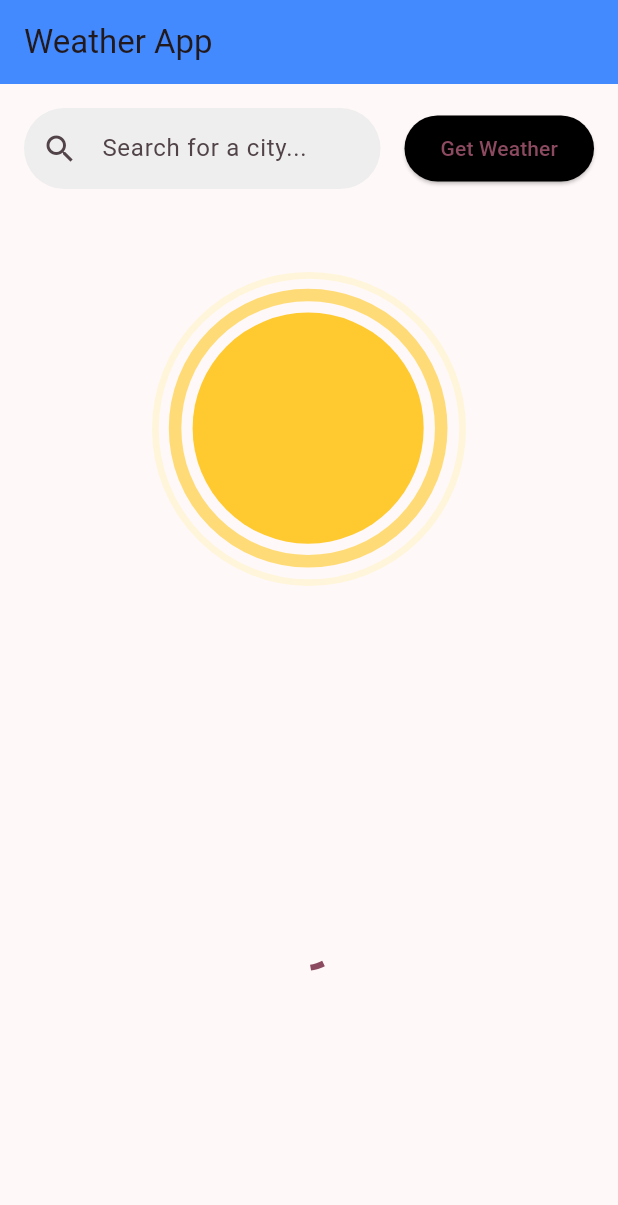
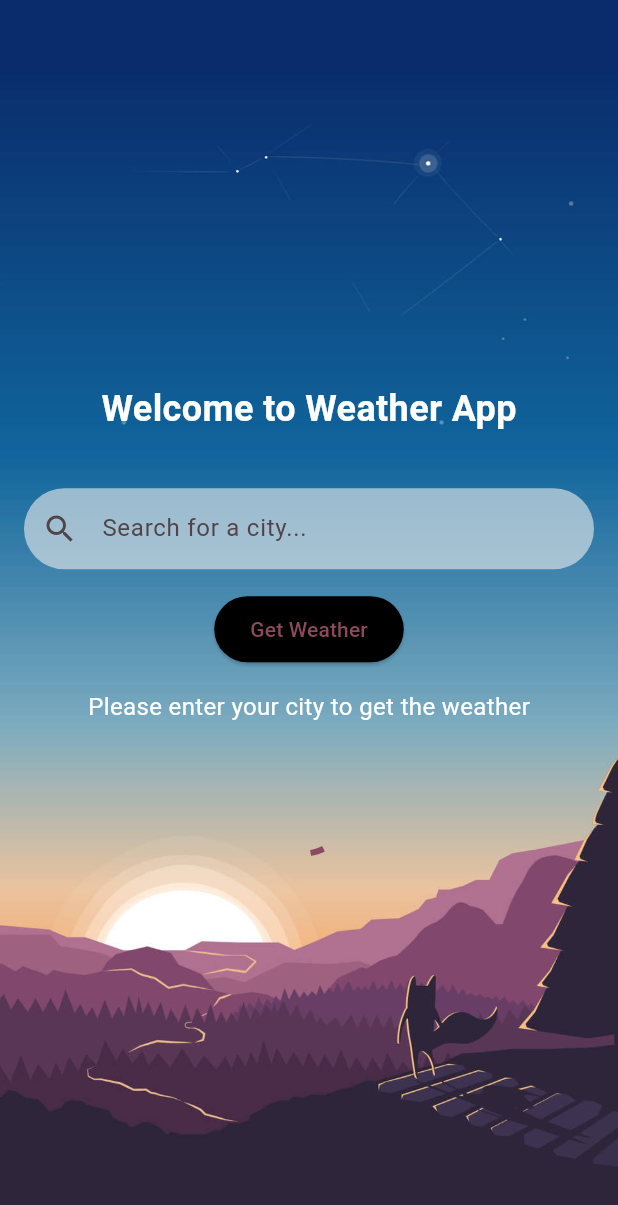
Before and after one commit to yyuvraj54/WA_Flutter, a Flutter app: the screen it shows after launch, on a phone screen of 412 x 824 dp. Shown: the top 1205 px of the screen. Run offline on Flutter 3.47's test engine with Material 3 defaults, Android fonts, the phone set to English and light mode, and no system bars; our stand-ins replace geocoding, geolocator, lottie.

Commit message:
New Details Screen added , dynamic weather icon

```diff
--- a/lib/src/Screens/home_screen.dart
+++ b/lib/src/Screens/home_screen.dart
@@ -33,7 +33,8 @@ class _HomeState extends State<Home> {
       // Navigate to details screen when weather is fetched successfully
       Navigator.push(
         context,
-        MaterialPageRoute(builder: (context) => WeatherDetailsScreen(weather: weather)),
+        MaterialPageRoute(
+            builder: (context) => WeatherDetailsScreen(weather: weather)),
       );
     } catch (e) {
       print(e);
@@ -52,12 +53,28 @@ class _HomeState extends State<Home> {
   @override
   Widget build(BuildContext context) {
     return Scaffold(
-      appBar: AppBar(
-        title: Text('Weather App'),
-        backgroundColor: Colors.blueAccent,
+      backgroundColor: Colors.transparent, // Make scaffold background transparent
+      body: Container(
+        decoration: BoxDecoration(
+          image: DecorationImage(
+            image: AssetImage("assets/back.jpg"), // Replace with your image path
+            fit: BoxFit.cover,
           ),
-      body: Column(
+        ),
+        child: Center(
+          child: Column(
+            mainAxisAlignment: MainAxisAlignment.center,
             children: [
+              SizedBox(height: 50.0), // Adjust spacing for the title
+              Text(
+                "Welcome to Weather App",
+                style: TextStyle(
+                  fontSize: 24,
+                  fontWeight: FontWeight.bold,
+                  color: Colors.white,
+                ),
+              ),
+              SizedBox(height: 20.0), // Adjust spacing between title and input fields
               Padding(
                 padding: const EdgeInsets.all(16.0),
                 child: Row(
@@ -73,61 +90,45 @@ class _HomeState extends State<Home> {
                             borderSide: BorderSide.none,
                           ),
                           filled: true,
-                      fillColor: Colors.grey[200],
+                          fillColor: Colors.grey[200]?.withOpacity(0.6), // Adjust opacity if needed
                           contentPadding: EdgeInsets.symmetric(vertical: 15.0),
-                    ),
-                  ),
-                ),
-                SizedBox(width: 16.0),
-                ElevatedButton(
-                  onPressed: _fetchWeather,
-                  child: Text('Get Weather'),
-                  style: ElevatedButton.styleFrom(
-                    backgroundColor: Colors.black,
-                    padding: EdgeInsets.symmetric(
-                        horizontal: 24.0, vertical: 12.0),
-                    shape: RoundedRectangleBorder(
-                      borderRadius: BorderRadius.circular(30.0),
                         ),
                       ),
                     ),
                   ],
                 ),
               ),
-          Center(
-            child: Padding(
-              padding: const EdgeInsets.all(16.0),
-              child: Lottie.asset('assets/sun.json'),
+              ElevatedButton(
+                onPressed: _fetchWeather,
+                child: Text('Get Weather'),
+                style: ElevatedButton.styleFrom(
+                  backgroundColor: Colors.black,
+                  padding: EdgeInsets.symmetric(horizontal: 24.0, vertical: 12.0),
+                  shape: RoundedRectangleBorder(
+                    borderRadius: BorderRadius.circular(30.0),
                   ),
                 ),
-          Expanded(
-            child: Center(
-              child: _isLoading
+              ),
+              SizedBox(height: 16.0), // Adjust spacing between button and text
+              Text(
+                "Please enter your city to get the weather",
+                style: TextStyle(
+                  color: Colors.white,
+                  fontSize: 16.0,
+                ),
+              ),
+              SizedBox(height: 50.0), // Adjust spacing below the instructions
+              _isLoading
                   ? CircularProgressIndicator()
                   : Column(
                 mainAxisAlignment: MainAxisAlignment.center,
-                children: [
-                  Text(_weathers?.cityName ?? "Loading weather...",
-                    style: TextStyle(fontSize: 18),
+
               ),
-                  SizedBox(height: 8.0),
-                  Text(_weathers?.temperature.toString() ?? "",
-                    style: TextStyle(fontSize: 16),
-                  ),
-                  SizedBox(height: 8.0),
-                  Text(_weathers?.description ?? "",
-                    style: TextStyle(fontSize: 16),
-                  ),
-                  SizedBox(height: 8.0),
-                  Text(_weathers?.humidity.toString() ?? "",
-                    style: TextStyle(fontSize: 16),
-                  ),
+              SizedBox(height: 50.0), // Adjust spacing at the bottom
             ],
           ),
         ),
       ),
-        ],
-      ),
     );
   }
 }
```
Also changed, not shown: assets/thunder.json (added, +1 -0 lines), lib/src/Screens/weather_details_screen.dart (+86 -10 lines), assets/back.jpg (added), assets/sunny.json (renamed from assets/sun.json). Lines whose indentation alone changed are shown as unchanged.
